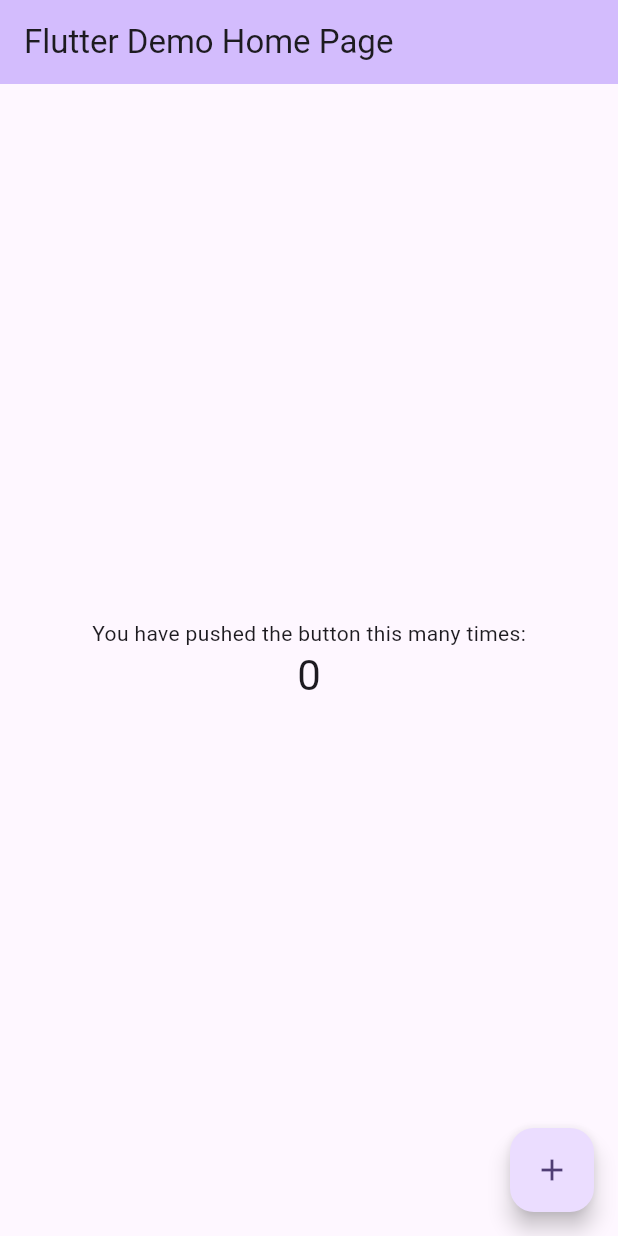
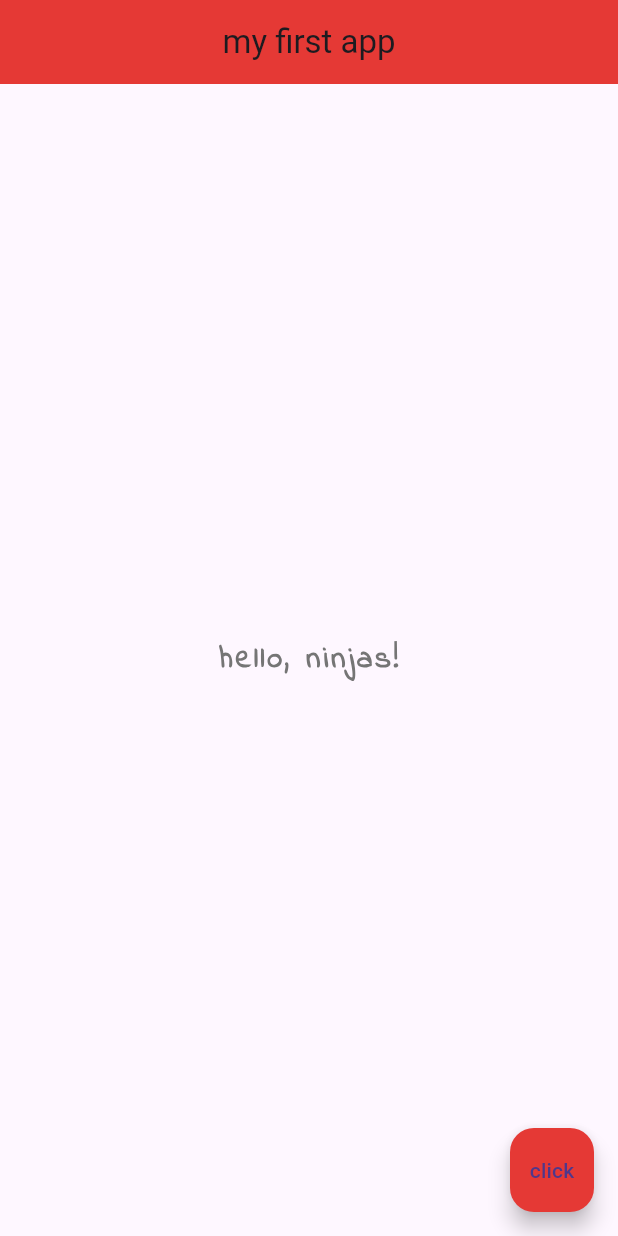
Before and after one commit to hassenmrakbenjebahi/flutter_beginners, a Flutter app: the screen it shows after launch, on a phone screen of 412 x 824 dp. Run offline on Flutter 3.47's test engine with Material 3 defaults, Android fonts, the phone set to English and light mode, and no system bars.

Commit message:
colors & fonts

```diff
--- a/lib/main.dart
+++ b/lib/main.dart
@@ -1,125 +1,28 @@
 import 'package:flutter/material.dart';
 
-void main() {
-  runApp(const MyApp());
-}
-
-class MyApp extends StatelessWidget {
-  const MyApp({super.key});
-
-  // This widget is the root of your application.
-  @override
-  Widget build(BuildContext context) {
-    return MaterialApp(
-      title: 'Flutter Demo',
-      theme: ThemeData(
-        // This is the theme of your application.
-        //
-        // TRY THIS: Try running your application with "flutter run". You'll see
-        // the application has a blue toolbar. Then, without quitting the app,
-        // try changing the seedColor in the colorScheme below to Colors.green
-        // and then invoke "hot reload" (save your changes or press the "hot
-        // reload" button in a Flutter-supported IDE, or press "r" if you used
-        // the command line to start the app).
-        //
-        // Notice that the counter didn't reset back to zero; the application
-        // state is not lost during the reload. To reset the state, use hot
-        // restart instead.
-        //
-        // This works for code too, not just values: Most code changes can be
-        // tested with just a hot reload.
-        colorScheme: ColorScheme.fromSeed(seedColor: Colors.deepPurple),
-        useMaterial3: true,
-      ),
-      home: const MyHomePage(title: 'Flutter Demo Home Page'),
-    );
-  }
-}
-
-class MyHomePage extends StatefulWidget {
-  const MyHomePage({super.key, required this.title});
-
-  // This widget is the home page of your application. It is stateful, meaning
-  // that it has a State object (defined below) that contains fields that affect
-  // how it looks.
-
-  // This class is the configuration for the state. It holds the values (in this
-  // case the title) provided by the parent (in this case the App widget) and
-  // used by the build method of the State. Fields in a Widget subclass are
-  // always marked "final".
-
-  final String title;
-
-  @override
-  State<MyHomePage> createState() => _MyHomePageState();
-}
-
-class _MyHomePageState extends State<MyHomePage> {
-  int _counter = 0;
-
-  void _incrementCounter() {
-    setState(() {
-      // This call to setState tells the Flutter framework that something has
-      // changed in this State, which causes it to rerun the build method below
-      // so that the display can reflect the updated values. If we changed
-      // _counter without calling setState(), then the build method would not be
-      // called again, and so nothing would appear to happen.
-      _counter++;
-    });
-  }
-
-  @override
-  Widget build(BuildContext context) {
-    // This method is rerun every time setState is called, for instance as done
-    // by the _incrementCounter method above.
-    //
-    // The Flutter framework has been optimized to make rerunning build methods
-    // fast, so that you can just rebuild anything that needs updating rather
-    // than having to individually change instances of widgets.
-    return Scaffold(
-      appBar: AppBar(
-        // TRY THIS: Try changing the color here to a specific color (to
-        // Colors.amber, perhaps?) and trigger a hot reload to see the AppBar
-        // change color while the other colors stay the same.
-        backgroundColor: Theme.of(context).colorScheme.inversePrimary,
-        // Here we take the value from the MyHomePage object that was created by
-        // the App.build method, and use it to set our appbar title.
-        title: Text(widget.title),
-      ),
-      body: Center(
-        // Center is a layout widget. It takes a single child and positions it
-        // in the middle of the parent.
-        child: Column(
-          // Column is also a layout widget. It takes a list of children and
-          // arranges them vertically. By default, it sizes itself to fit its
-          // children horizontally, and tries to be as tall as its parent.
-          //
-          // Column has various properties to control how it sizes itself and
-          // how it positions its children. Here we use mainAxisAlignment to
-          // center the children vertically; the main axis here is the vertical
-          // axis because Columns are vertical (the cross axis would be
-          // horizontal).
-          //
-          // TRY THIS: Invoke "debug painting" (choose the "Toggle Debug Paint"
-          // action in the IDE, or press "p" in the console), to see the
-          // wireframe for each widget.
-          mainAxisAlignment: MainAxisAlignment.center,
-          children: <Widget>[
-            const Text(
-              'You have pushed the button this many times:',
-            ),
-            Text(
-              '$_counter',
-              style: Theme.of(context).textTheme.headlineMedium,
-            ),
-          ],
+void main() => runApp(MaterialApp(
+  home: Scaffold(
+    appBar: AppBar(
+      title: Text('my first app'),
+      centerTitle: true,
+      backgroundColor: Colors.red[600]
+    ),
+    body: Center(
+      child: Text(
+        'hello, ninjas!',
+        style: TextStyle(
+          fontSize: 20.0,
+          fontWeight: FontWeight.bold,
+          letterSpacing: 2.0,
+          color: Colors.grey[600],
+          fontFamily: 'IndieFlower',
         ),
       ),
-      floatingActionButton: FloatingActionButton(
-        onPressed: _incrementCounter,
-        tooltip: 'Increment',
-        child: const Icon(Icons.add),
-      ), // This trailing comma makes auto-formatting nicer for build methods.
-    );
-  }
-}
+    ),
+    floatingActionButton: FloatingActionButton(
+      backgroundColor: Colors.red[600],
+      onPressed: () {  },
+      child: Text('click'),
+    ),
+  ),
+));
```
Also changed, not shown: pubspec.yaml (+5 -11 lines), fonts/IndieFlower-Regular.ttf (added), 1 other file.
